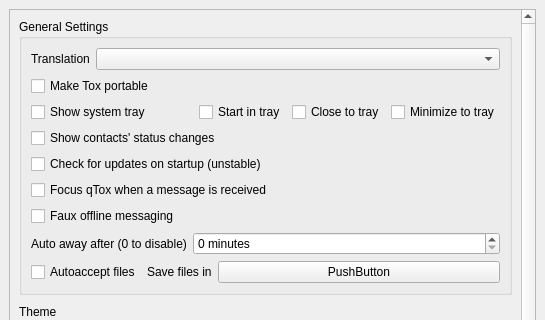
This is src/widget/form/settings/generalsettings.ui in qTox/qTox as Qt 5 draws it before an edit; both pictures show x 0 to 545 and y 0 to 320 of the 545 by 644 pixel window. The edited form follows.
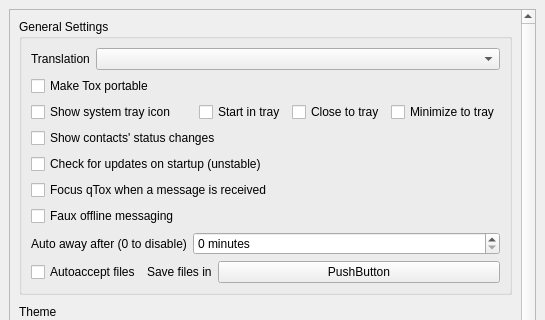
This is the edited form.

Commit message: Extra tooltip and word from the un-picked commit

```diff
--- a/src/widget/form/settings/generalsettings.ui
+++ b/src/widget/form/settings/generalsettings.ui
@@ -98,7 +98,7 @@
             <item>
              <widget class="QCheckBox" name="showSystemTray">
               <property name="text">
-               <string>Show system tray</string>
+               <string>Show system tray icon</string>
               </property>
              </widget>
             </item>
```
Left out of the diff: 3 changed lines with no effect on the pictures.
